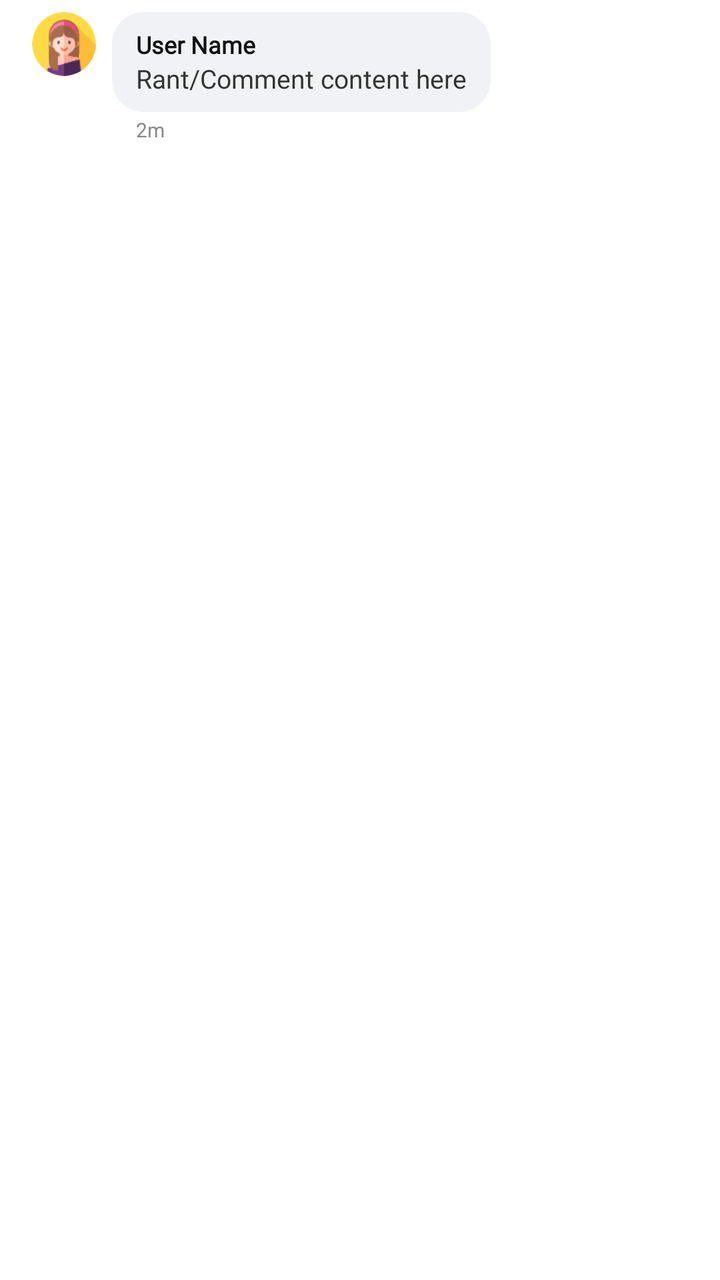
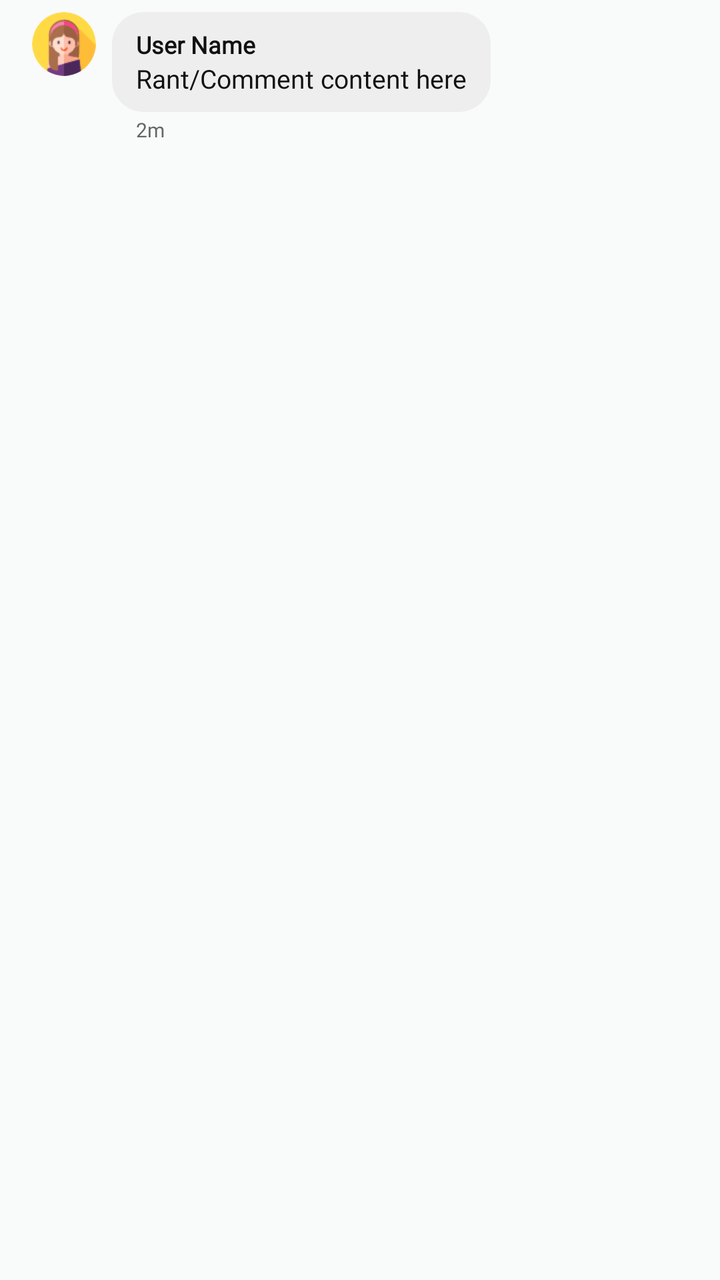

Two renders of the same Android screen: before a commit and after it. Below are the layout's source before the change and the commit's diff.
<!-- AndroidManifest.xml: application theme Theme.SmartGrow -->
<!-- res/layout/item_comment.xml -->
<?xml version="1.0" encoding="utf-8"?>
<androidx.constraintlayout.widget.ConstraintLayout
    xmlns:android="http://schemas.android.com/apk/res/android"
    xmlns:app="http://schemas.android.com/apk/res-auto"
    xmlns:tools="http://schemas.android.com/tools"
    android:layout_width="match_parent"
    android:layout_height="wrap_content"
    android:paddingHorizontal="16dp"
    android:paddingVertical="6dp">

    
    <com.google.android.material.imageview.ShapeableImageView
        android:id="@+id/iv_comment_user_avatar"
        android:layout_width="32dp"
        android:layout_height="32dp"
        android:scaleType="centerCrop"
        android:src="@drawable/ic_user"
        app:shapeAppearanceOverlay="@style/CircleImageView"
        app:layout_constraintStart_toStartOf="parent"
        app:layout_constraintTop_toTopOf="parent" />

    <LinearLayout
        android:id="@+id/layout_comment_bubble"
        android:layout_width="wrap_content"
        android:layout_height="wrap_content"
        android:layout_marginStart="8dp"
        android:background="@drawable/bg_comment_bubble"
        android:backgroundTint="#F0F2F5"
        android:orientation="vertical"
        android:paddingHorizontal="12dp"
        android:paddingVertical="8dp"
        app:layout_constrainedWidth="true"
        app:layout_constraintEnd_toEndOf="parent"
        app:layout_constraintHorizontal_bias="0"
        app:layout_constraintStart_toEndOf="@id/iv_comment_user_avatar"
        app:layout_constraintTop_toTopOf="parent">

        <TextView
            android:id="@+id/tv_comment_username"
            android:layout_width="wrap_content"
            android:layout_height="wrap_content"
            android:fontFamily="@font/poppins"
            android:text="User Name"
            android:textColor="#111111"
            android:textSize="12sp"
            android:textStyle="bold" />

        <TextView
            android:id="@+id/tv_comment_content"
            android:layout_width="wrap_content"
            android:layout_height="wrap_content"
            android:fontFamily="@font/poppins"
            android:text="Rant/Comment content here"
            android:textColor="#333333"
            android:textSize="13sp" />
    </LinearLayout>

    <TextView
        android:id="@+id/tv_comment_time"
        android:layout_width="wrap_content"
        android:layout_height="wrap_content"
        android:layout_marginTop="2dp"
        android:layout_marginStart="12dp"
        android:fontFamily="@font/poppins"
        android:text="2m"
        android:textColor="#888888"
        android:textSize="10sp"
        app:layout_constraintStart_toStartOf="@id/layout_comment_bubble"
        app:layout_constraintTop_toBottomOf="@id/layout_comment_bubble" />

</androidx.constraintlayout.widget.ConstraintLayout>
<!-- resources referenced by this layout -->
<resources>
  <!-- drawable bg_comment_bubble (drawable) -->
  <?xml version="1.0" encoding="utf-8"?>
  <shape xmlns:android="http://schemas.android.com/apk/res/android"
      android:shape="rectangle">
      <solid android:color="#FFFFFF" />
      <corners android:radius="16dp" />
  </shape>
  <!-- drawable ic_user: png bitmap (drawable, 3529 bytes) -->
  <style name="CircleImageView">
          <item name="cornerSize">50%</item>
      </style>
  <style name="Theme.SmartGrow" parent="Base.Theme.SmartGrow" />
  <style name="Base.Theme.SmartGrow" parent="Theme.Material3.DayNight.NoActionBar">
          <item name="android:windowBackground">@android:color/white</item>
          <item name="android:windowDisablePreview">true</item>
  
          
          <item name="android:statusBarColor">#FFFFFF</item>
          <item name="android:windowLightStatusBar">true</item>
  
          
          <item name="android:navigationBarColor">#FFFFFF</item>
          <item name="android:windowLightNavigationBar" tools:targetApi="o">true</item>
  
          <item name="android:windowDrawsSystemBarBackgrounds">true</item>
          <item name="android:windowTranslucentStatus">false</item>
          <item name="android:windowTranslucentNavigation">false</item>
      </style>
</resources>

<!-- the commit's change to res/layout/item_comment.xml (unified diff, before → after) -->
@@ -25,7 +25,7 @@
         android:layout_height="wrap_content"
         android:layout_marginStart="8dp"
         android:background="@drawable/bg_comment_bubble"
-        android:backgroundTint="#F0F2F5"
+        android:backgroundTint="@color/divider"
         android:orientation="vertical"
         android:paddingHorizontal="12dp"
         android:paddingVertical="8dp"
@@ -41,7 +41,7 @@
             android:layout_height="wrap_content"
             android:fontFamily="@font/poppins"
             android:text="User Name"
-            android:textColor="#111111"
+            android:textColor="@color/text_primary"
             android:textSize="12sp"
             android:textStyle="bold" />
 
@@ -51,7 +51,7 @@
             android:layout_height="wrap_content"
             android:fontFamily="@font/poppins"
             android:text="Rant/Comment content here"
-            android:textColor="#333333"
+            android:textColor="@color/text_primary"
             android:textSize="13sp" />
     </LinearLayout>
 
@@ -63,7 +63,7 @@
         android:layout_marginStart="12dp"
         android:fontFamily="@font/poppins"
         android:text="2m"
-        android:textColor="#888888"
+        android:textColor="@color/text_secondary"
         android:textSize="10sp"
         app:layout_constraintStart_toStartOf="@id/layout_comment_bubble"
         app:layout_constraintTop_toBottomOf="@id/layout_comment_bubble" />
<!-- resource entries referenced after the edit -->
@@ -1,5 +1,8 @@
 <!-- resources referenced by this layout -->
 <resources>
+  <color name="divider">#EEEEEE</color>
+  <color name="text_primary">#111111</color>
+  <color name="text_secondary">#666666</color>
   <!-- drawable bg_comment_bubble (drawable) -->
   <?xml version="1.0" encoding="utf-8"?>
   <shape xmlns:android="http://schemas.android.com/apk/res/android"
@@ -13,20 +16,21 @@
       </style>
   <style name="Theme.SmartGrow" parent="Base.Theme.SmartGrow" />
   <style name="Base.Theme.SmartGrow" parent="Theme.Material3.DayNight.NoActionBar">
-          <item name="android:windowBackground">@android:color/white</item>
+          <item name="android:windowBackground">@color/background</item>
           <item name="android:windowDisablePreview">true</item>
   
           
-          <item name="android:statusBarColor">#FFFFFF</item>
+          <item name="android:statusBarColor">@color/background</item>
           <item name="android:windowLightStatusBar">true</item>
   
           
-          <item name="android:navigationBarColor">#FFFFFF</item>
+          <item name="android:navigationBarColor">@color/background</item>
           <item name="android:windowLightNavigationBar" tools:targetApi="o">true</item>
   
           <item name="android:windowDrawsSystemBarBackgrounds">true</item>
           <item name="android:windowTranslucentStatus">false</item>
           <item name="android:windowTranslucentNavigation">false</item>
       </style>
+  <color name="background">#F9FAFA</color>
 </resources>
 
